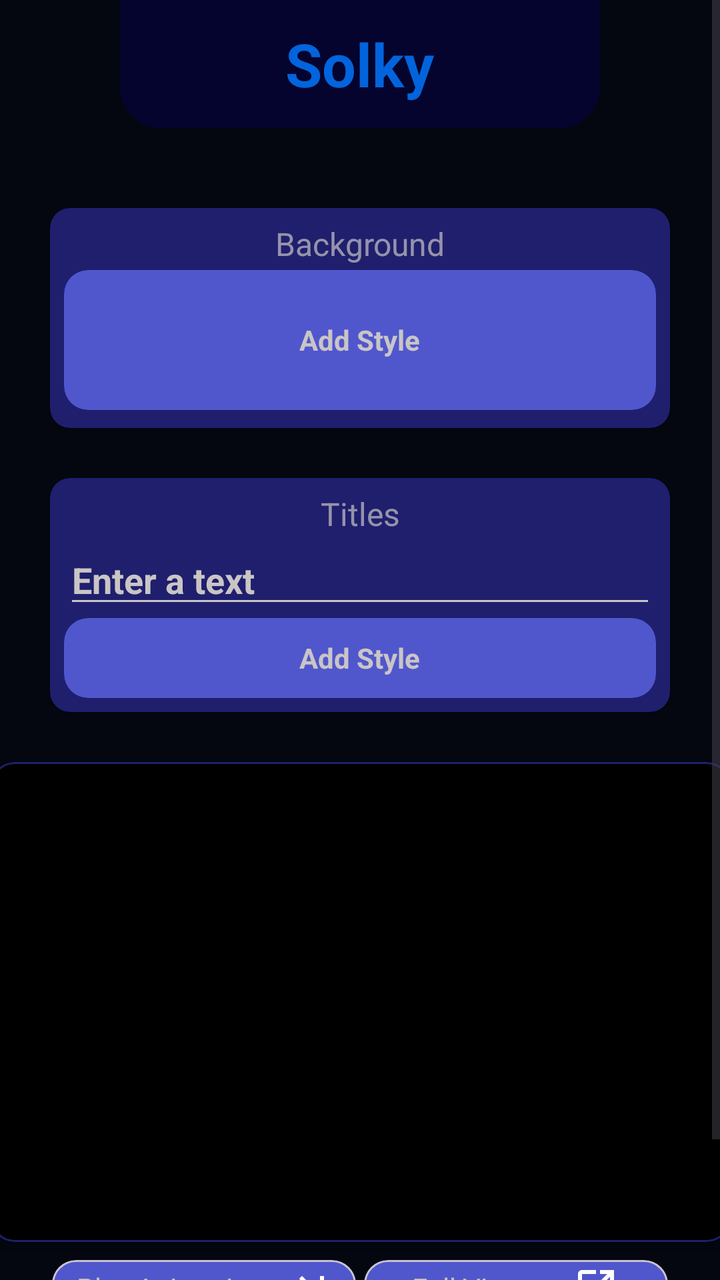
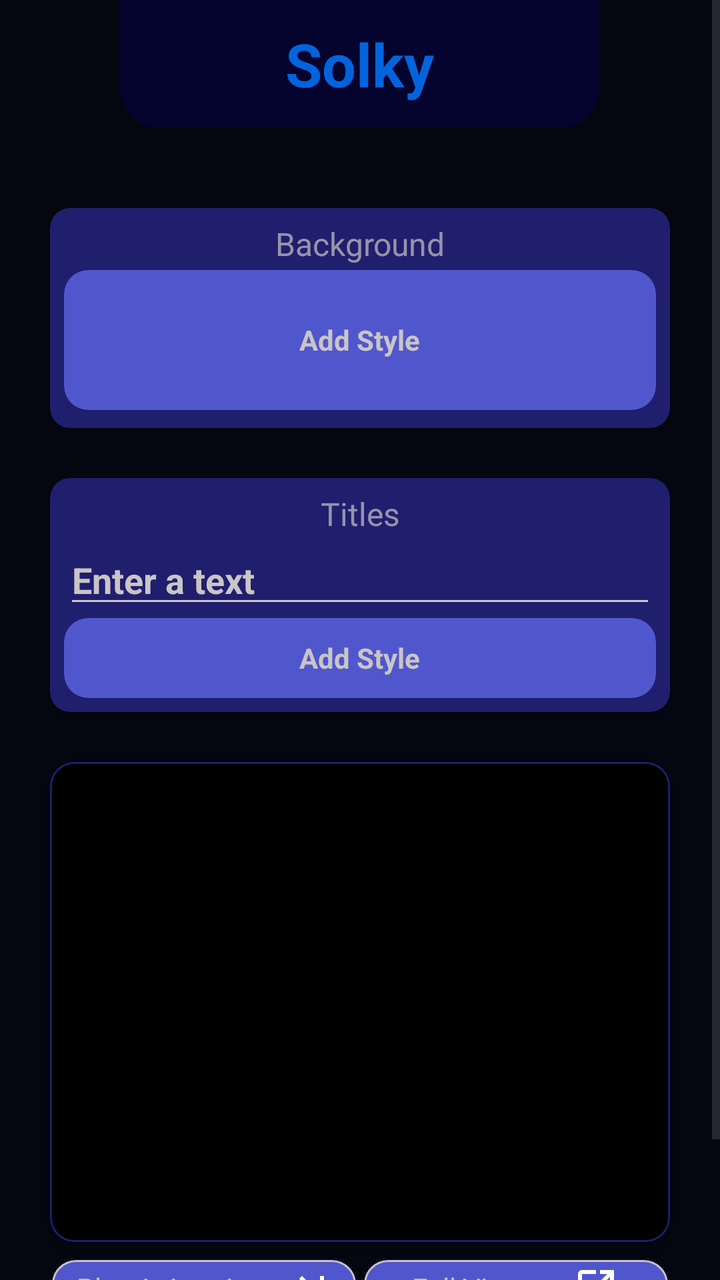

Two renders of the same Android screen: before a commit and after it. Below are the layout's source before the change and the commit's diff.
<!-- AndroidManifest.xml: application theme Theme.SocialLed -->
<!-- res/layout/fragment_create_signs.xml -->
<?xml version="1.0" encoding="utf-8"?>
<androidx.constraintlayout.widget.ConstraintLayout xmlns:android="http://schemas.android.com/apk/res/android"
    xmlns:app="http://schemas.android.com/apk/res-auto"
    xmlns:tools="http://schemas.android.com/tools"
    android:layout_width="match_parent"
    android:layout_height="match_parent"
    android:background="@color/primary"
    tools:context=".ui.createSigns.CreateSignsFragment">


    <ScrollView
        android:id="@+id/svFragmentCreateSign"
        android:layout_width="match_parent"
        android:layout_height="match_parent"
        android:fillViewport="true"
        app:layout_constraintBottom_toBottomOf="parent"
        app:layout_constraintEnd_toEndOf="parent"
        app:layout_constraintStart_toStartOf="parent"
        app:layout_constraintTop_toTopOf="parent">

        <androidx.constraintlayout.widget.ConstraintLayout
            android:layout_width="match_parent"
            android:layout_height="wrap_content">

            <FrameLayout
                android:id="@+id/toolbar"
                style="@style/toolBar"
                android:layout_width="0dp"
                android:layout_height="?attr/actionBarSize"
                android:layout_marginHorizontal="60dp"
                app:layout_constraintEnd_toEndOf="parent"
                app:layout_constraintStart_toStartOf="parent"
                app:layout_constraintTop_toTopOf="parent">

                <TextView
                    android:layout_width="wrap_content"
                    android:layout_height="wrap_content"
                    android:layout_gravity="center"
                    android:layout_margin="10dp"
                    android:elevation="1dp"
                    android:text="@string/app_name"
                    android:textColor="@color/secondary"
                    android:textSize="30sp"
                    android:textStyle="bold" />

            </FrameLayout>


            <androidx.cardview.widget.CardView
                android:id="@+id/cvBackground"
                style="@style/cvHome"
                android:layout_marginHorizontal="25dp"
                android:layout_marginTop="40dp"
                app:layout_constraintEnd_toEndOf="parent"
                app:layout_constraintStart_toStartOf="parent"
                app:layout_constraintTop_toBottomOf="@id/toolbar">

                <androidx.constraintlayout.widget.ConstraintLayout
                    android:layout_width="match_parent"
                    android:layout_height="match_parent"
                    android:paddingHorizontal="7dp">

                    <TextView
                        android:id="@+id/tvBackground"
                        android:layout_width="0dp"
                        android:layout_height="wrap_content"
                        android:layout_marginTop="7dp"
                        android:alpha="0.7"
                        android:text="@string/background"
                        android:textAlignment="center"
                        android:textColor="@color/secondarySecond"
                        android:textSize="16sp"
                        app:layout_constraintEnd_toEndOf="parent"
                        app:layout_constraintStart_toStartOf="parent"
                        app:layout_constraintTop_toTopOf="parent"

                        />

                    <com.google.android.material.card.MaterialCardView
                        android:id="@+id/btnStyleBackground"
                        style="@style/ButtonStyle"
                        android:layout_width="0dp"
                        android:layout_height="70dp"
                        app:layout_constraintBottom_toBottomOf="parent"
                        app:layout_constraintEnd_toEndOf="parent"
                        app:layout_constraintStart_toStartOf="parent"
                        app:layout_constraintTop_toBottomOf="@id/tvBackground">

                        <TextView
                            android:id="@+id/tvStyleBackground"
                            style="@style/textStyle"
                            android:layout_width="wrap_content"
                            android:layout_height="wrap_content"
                            android:text="@string/style" />


                    </com.google.android.material.card.MaterialCardView>


                </androidx.constraintlayout.widget.ConstraintLayout>


            </androidx.cardview.widget.CardView>

            <androidx.cardview.widget.CardView
                android:id="@+id/cvTitle"
                style="@style/cvHome"
                android:layout_height="wrap_content"
                android:layout_margin="25dp"
                app:layout_constraintEnd_toEndOf="parent"
                app:layout_constraintStart_toStartOf="parent"
                app:layout_constraintTop_toBottomOf="@id/cvBackground">

                <androidx.constraintlayout.widget.ConstraintLayout
                    android:layout_width="match_parent"
                    android:layout_height="match_parent"
                    android:paddingHorizontal="7dp">

                    <TextView
                        android:id="@+id/tvTitle"
                        android:layout_width="0dp"
                        android:layout_height="wrap_content"
                        android:layout_marginTop="7dp"
                        android:alpha="0.7"
                        android:text="@string/title"
                        android:textAlignment="center"
                        android:textColor="@color/secondarySecond"
                        android:textSize="16sp"
                        app:layout_constraintEnd_toEndOf="parent"
                        app:layout_constraintStart_toStartOf="parent"
                        app:layout_constraintTop_toTopOf="parent"

                        />

                    <EditText
                        android:id="@+id/etText"
                        android:layout_width="match_parent"
                        android:layout_height="wrap_content"
                        android:backgroundTint="@color/secondarySecond"
                        android:hint="@string/enter_text"
                        android:inputType="text|textNoSuggestions"
                        android:maxLines="1"
                        android:textColor="@color/secondarySecond"
                        android:textColorHint="@color/secondarySecond"
                        android:textSize="18sp"
                        android:textStyle="bold"
                        app:layout_constraintBottom_toTopOf="@id/btnStyleTitle"
                        app:layout_constraintEnd_toEndOf="parent"
                        app:layout_constraintStart_toStartOf="parent"
                        app:layout_constraintTop_toBottomOf="@id/tvTitle"

                        />

                    <com.google.android.material.card.MaterialCardView
                        android:id="@+id/btnStyleTitle"
                        style="@style/ButtonStyle"
                        android:layout_width="0dp"
                        android:layout_height="40dp"
                        app:layout_constraintBottom_toBottomOf="parent"
                        app:layout_constraintEnd_toEndOf="parent"
                        app:layout_constraintStart_toStartOf="parent"
                        app:layout_constraintTop_toBottomOf="@id/etText">

                        <TextView
                            android:id="@+id/tvStyleTitle"
                            style="@style/textStyle"
                            android:layout_width="wrap_content"
                            android:layout_height="wrap_content"
                            android:text="@string/style" />


                    </com.google.android.material.card.MaterialCardView>


                </androidx.constraintlayout.widget.ConstraintLayout>


            </androidx.cardview.widget.CardView>



            <com.google.android.material.card.MaterialCardView
                android:id="@+id/cvViewPreview"
                android:layout_width="370dp"
                android:layout_height="240dp"
                android:layout_margin="25dp"
                app:cardBackgroundColor="@color/black"
                app:cardElevation="4dp"
                app:layout_constraintBottom_toTopOf="@id/cvManagementButtons"
                app:layout_constraintEnd_toEndOf="parent"
                app:layout_constraintStart_toStartOf="parent"
                app:layout_constraintTop_toBottomOf="@id/cvTitle"
                app:rippleColor="@color/transparent"
                app:strokeColor="@color/primarySecond"
                >


            </com.google.android.material.card.MaterialCardView>



            <com.google.android.material.card.MaterialCardView
                android:id="@+id/cvManagementButtons"
                android:layout_width="0dp"
                android:layout_height="30dp"
                android:layout_marginHorizontal="25dp"
                android:layout_marginTop="8dp"
                app:cardBackgroundColor="@color/transparent"
                app:layout_constraintEnd_toEndOf="parent"
                app:layout_constraintStart_toStartOf="parent"
                app:layout_constraintTop_toBottomOf="@id/cvViewPreview"
                app:strokeColor="@color/transparent">

                <androidx.constraintlayout.widget.ConstraintLayout
                    android:layout_width="match_parent"
                    android:layout_height="match_parent"
                    android:background="@color/transparent"
                    android:padding="1dp">


                    <com.google.android.material.card.MaterialCardView
                        android:id="@+id/btnPlayAnimation"
                        android:layout_width="0dp"
                        android:layout_height="0dp"
                        android:layout_marginRight="4dp"
                        android:clickable="true"
                        app:cardBackgroundColor="@color/tertiarySecond"
                        app:cardElevation="4dp"
                        app:layout_constraintBottom_toBottomOf="parent"
                        app:layout_constraintEnd_toStartOf="@id/btnFullView"
                        app:layout_constraintStart_toStartOf="parent"
                        app:layout_constraintTop_toTopOf="parent"


                        >

                        <androidx.constraintlayout.widget.ConstraintLayout
                            android:layout_width="match_parent"
                            android:layout_height="match_parent">

                            <androidx.appcompat.widget.AppCompatTextView
                                android:id="@+id/tvPlayAnimation"
                                android:layout_width="0dp"
                                android:layout_height="match_parent"
                                android:gravity="center"
                                android:text="@string/play_animation"
                                android:textColor="@color/secondarySecond"
                                app:layout_constraintBottom_toBottomOf="parent"
                                app:layout_constraintEnd_toStartOf="@id/ivPlayAnimation"
                                app:layout_constraintStart_toStartOf="parent"
                                app:layout_constraintTop_toTopOf="parent" />

                            <ImageView
                                android:id="@+id/ivPlayAnimation"
                                android:layout_width="wrap_content"
                                android:layout_height="match_parent"
                                android:layout_marginRight="10dp"
                                android:src="@drawable/ic_play_animation"
                                app:layout_constraintBottom_toBottomOf="parent"
                                app:layout_constraintEnd_toEndOf="parent"
                                app:layout_constraintStart_toEndOf="@id/tvPlayAnimation"
                                app:layout_constraintTop_toTopOf="parent"

                                />

                        </androidx.constraintlayout.widget.ConstraintLayout>


                    </com.google.android.material.card.MaterialCardView>

                    <com.google.android.material.card.MaterialCardView
                        android:id="@+id/btnFullView"
                        android:layout_width="0dp"
                        android:layout_height="0dp"
                        android:clickable="true"
                        app:cardBackgroundColor="@color/tertiarySecond"
                        app:layout_constraintBottom_toBottomOf="parent"
                        app:layout_constraintEnd_toEndOf="parent"
                        app:layout_constraintStart_toEndOf="@id/btnPlayAnimation"
                        app:layout_constraintTop_toTopOf="parent"

                        >

                        <androidx.constraintlayout.widget.ConstraintLayout
                            android:layout_width="match_parent"
                            android:layout_height="match_parent"
                            android:background="@color/transparent">

                            <androidx.appcompat.widget.AppCompatTextView
                                android:id="@+id/tvFullView"
                                android:layout_width="wrap_content"
                                android:layout_height="match_parent"
                                android:gravity="center"
                                android:text="@string/full_view"
                                android:textColor="@color/secondarySecond"
                                app:layout_constraintBottom_toBottomOf="parent"
                                app:layout_constraintEnd_toStartOf="@id/ivFullView"
                                app:layout_constraintStart_toStartOf="parent"
                                app:layout_constraintTop_toTopOf="parent" />

                            <ImageView
                                android:id="@+id/ivFullView"
                                android:layout_width="wrap_content"
                                android:layout_height="match_parent"
                                android:src="@drawable/ic_view_complete"
                                app:layout_constraintBottom_toBottomOf="parent"
                                app:layout_constraintEnd_toEndOf="parent"
                                app:layout_constraintStart_toEndOf="@id/tvFullView"
                                app:layout_constraintTop_toTopOf="parent"

                                />

                        </androidx.constraintlayout.widget.ConstraintLayout>


                    </com.google.android.material.card.MaterialCardView>


                </androidx.constraintlayout.widget.ConstraintLayout>

            </com.google.android.material.card.MaterialCardView>


            <ImageButton
                android:id="@+id/btnUndo"
                android:layout_width="wrap_content"
                android:layout_height="wrap_content"
                android:layout_marginLeft="150dp"
                android:layout_marginTop="10dp"
                android:background="@drawable/ic_undo"
                app:layout_constraintEnd_toStartOf="@id/btnSave"
                app:layout_constraintStart_toStartOf="parent"
                app:layout_constraintTop_toBottomOf="@id/cvManagementButtons" />

            <ImageButton
                android:id="@+id/btnSave"
                android:layout_width="wrap_content"
                android:layout_height="wrap_content"
                android:layout_marginLeft="23dp"
                android:layout_marginTop="10dp"
                android:background="@drawable/ic_save"
                app:layout_constraintStart_toEndOf="@id/btnUndo"
                app:layout_constraintTop_toBottomOf="@id/cvManagementButtons"
                app:layout_constraintEnd_toEndOf="parent"
                android:layout_marginRight="144dp"

                />




        </androidx.constraintlayout.widget.ConstraintLayout>

    </ScrollView>


</androidx.constraintlayout.widget.ConstraintLayout>
<!-- resources referenced by this layout -->
<resources>
  <color name="black">#FF000000</color>
  <color name="primary">#040710</color>
  
      //ACTIVITY FULL VIEW
  <color name="primarySecond">#1F1F6E</color>
  <color name="secondary">#0264DC</color>
  <color name="secondarySecond">#CAC5C5</color>
  <color name="tertiarySecond">#5057CD</color>
  <color name="transparent">#00000000</color>
  <!-- drawable ic_play_animation (drawable) -->
  <vector android:autoMirrored="true" android:height="24dp"
      android:tint="#FFFFFF" android:viewportHeight="24"
      android:viewportWidth="24" android:width="24dp" xmlns:android="http://schemas.android.com/apk/res/android">
      <path android:fillColor="@android:color/white" android:pathData="M5.59,7.41L10.18,12l-4.59,4.59L7,18l6,-6 -6,-6zM16,6h2v12h-2z"/>
  </vector>
  <!-- drawable ic_undo (drawable) -->
  <vector xmlns:android="http://schemas.android.com/apk/res/android"
      android:width="50dp"
      android:height="50dp"
      android:viewportWidth="960"
      android:viewportHeight="960"
      android:autoMirrored="true">
    <path
        android:fillColor="@color/tertiarySecond"
        android:pathData="M760,720L760,600Q760,542.31 718.85,501.15Q677.69,460 620,460L236.85,460L400.85,624L372.31,652.31L160,440L372.31,227.69L400.85,256L236.85,420L620,420Q694.54,420 747.27,472.73Q800,525.46 800,600L800,720L760,720Z"/>
  </vector>
  <!-- drawable ic_view_complete (drawable) -->
  <vector android:autoMirrored="true" android:height="24dp"
      android:tint="#FFFFFF" android:viewportHeight="24"
      android:viewportWidth="24" android:width="24dp" xmlns:android="http://schemas.android.com/apk/res/android">
      <path android:fillColor="@android:color/white" android:pathData="M19,19H5V5h7V3H5c-1.11,0 -2,0.9 -2,2v14c0,1.1 0.89,2 2,2h14c1.1,0 2,-0.9 2,-2v-7h-2v7zM14,3v2h3.59l-9.83,9.83 1.41,1.41L19,6.41V10h2V3h-7z"/>
  </vector>
  <string name="app_name">Solky</string>
  <string name="background">Background</string>
  <string name="enter_text">Enter a text</string>
  <string name="full_view">Full View</string>
  
      //TOAST
  <string name="play_animation">Play Animation</string>
  <string name="style">Add Style</string>
  <string name="title">Titles</string>
  <style name="ButtonStyle">
          <item name="cardBackgroundColor">@color/tertiarySecond</item>
          <item name="android:layout_marginBottom">7dp</item>
          <item name="strokeWidth">0dp</item>
          <item name="android:clickable">true</item>
  
      </style>
  <style name="cvHome">
          <item name="android:layout_height">110dp</item>
          <item name="android:layout_width">0dp</item>
          <item name="cardBackgroundColor">@color/primarySecond</item>
          <item name="cardCornerRadius">10dp</item>
      </style>
  <style name="textStyle">
          <item name="android:textSize">14sp</item>
          <item name="android:textStyle">bold</item>
          <item name="android:textColor">@color/secondarySecond</item>
          <item name="android:layout_gravity">center</item>
      </style>
  <style name="toolBar">
          <item name="android:background">@drawable/border_toolbar</item>
  
      </style>
  <style name="Theme.SocialLed" parent="Base.Theme.SocialLed" />
  <!-- drawable border_toolbar (drawable) -->
  <?xml version="1.0" encoding="utf-8"?>
  <shape xmlns:android="http://schemas.android.com/apk/res/android">
  
      <solid android:color="@color/tertiary"/>
  
  
      <corners android:bottomLeftRadius="20dp"
          android:bottomRightRadius="20dp"
          />
  
  
  </shape>
  <style name="Base.Theme.SocialLed" parent="Theme.Material3.DayNight.NoActionBar">
  
          <item name="fontFamily">@font/dmsan</item>
          <item name="android:statusBarColor">@color/tertiary</item>
  
      </style>
  <color name="tertiary">#04042E</color>
  <!-- unchanged entries left out for length: 1 -->
</resources>

<!-- the commit's change to res/layout/fragment_create_signs.xml (unified diff, before → after) -->
@@ -181,7 +181,7 @@
 
             <com.google.android.material.card.MaterialCardView
                 android:id="@+id/cvViewPreview"
-                android:layout_width="370dp"
+                android:layout_width="match_parent"
                 android:layout_height="240dp"
                 android:layout_margin="25dp"
                 app:cardBackgroundColor="@color/black"
@@ -351,7 +351,8 @@
 
         </androidx.constraintlayout.widget.ConstraintLayout>
 
+
+
     </ScrollView>
 
-
 </androidx.constraintlayout.widget.ConstraintLayout>
